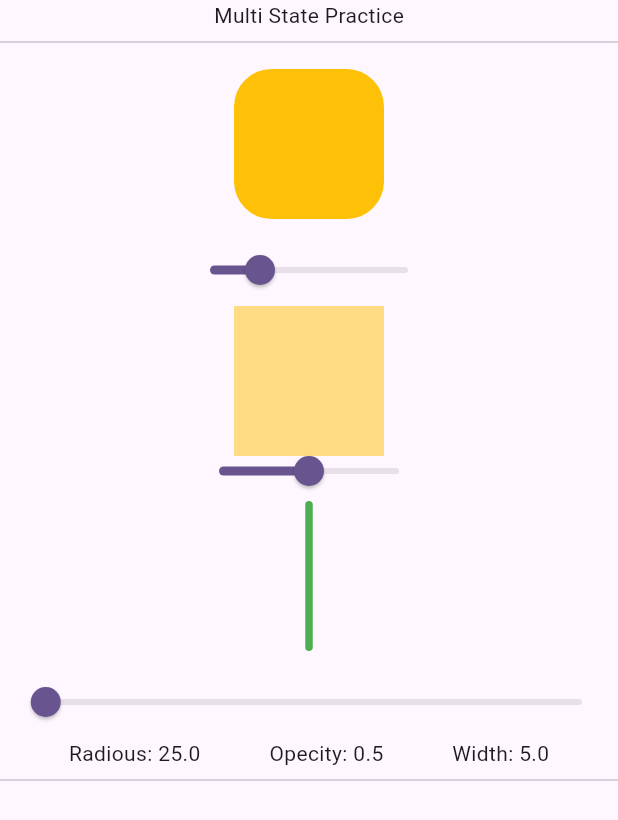
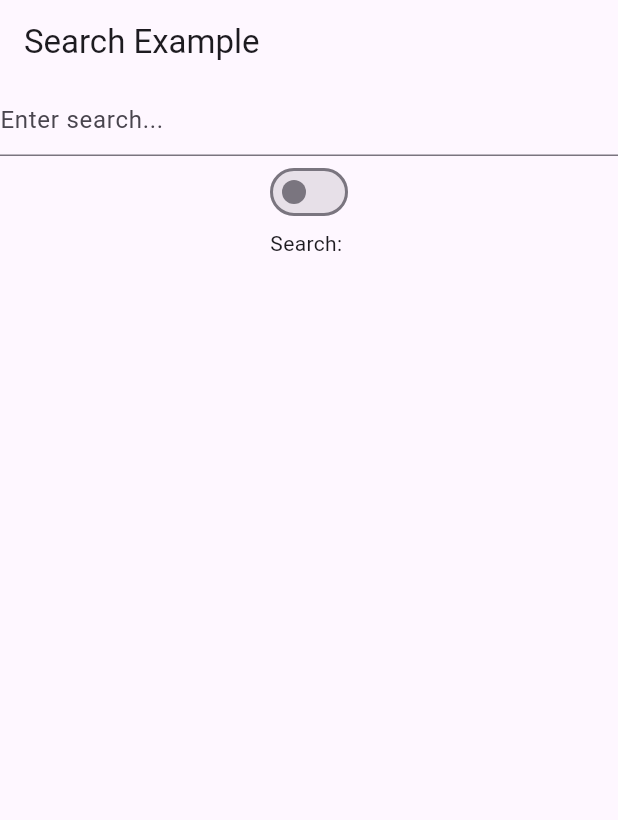
Before and after one commit to ammardev99/mypod, a Flutter app: the screen it shows after launch, on a phone screen of 412 x 824 dp. Shown: the top 820 px of the screen. Run offline on Flutter 3.47's test engine with Material 3 defaults, Android fonts, the phone set to English and light mode, and no system bars; our stand-ins replace flutter_riverpod.

Commit message:
5 StateNotifier multi state

```diff
--- a/lib/classes/class4/multi_practice.dart
+++ b/lib/classes/class4/multi_practice.dart
@@ -1,5 +1,4 @@
 // ignore_for_file: avoid_print
-
 import 'package:flutter/material.dart';
 import 'package:flutter_riverpod/flutter_riverpod.dart';
 import 'package:mypod/classes/data/model_bank.dart';
@@ -24,8 +23,8 @@ class MultiStatePractice extends ConsumerWidget {
                 final temp = ref.watch(
                   practiceP.select((state) => state.radious),
                 );
-                print("build Radious $temp");
-                final tempMaster = ref.read(practiceP.notifier);
+                final tempProvider = ref.read(practiceP.notifier);
+                print("build Radious ${temp.toStringAsFixed(0)}");
                 return Column(
                   children: [
                     // for radious
@@ -36,7 +35,9 @@ class MultiStatePractice extends ConsumerWidget {
                           height: 100,
                           decoration: BoxDecoration(
                             color: Colors.amber,
-                            borderRadius: BorderRadius.circular(temp),
+                            borderRadius: BorderRadius.circular(
+                              tempProvider.state.radious,
+                            ),
                           ),
                         ),
                         const SizedBox(height: 10), // or your gapBox(10)
@@ -47,7 +48,7 @@ class MultiStatePractice extends ConsumerWidget {
                             min: 0,
                             max: 99,
                             onChanged: (value) {
-                              tempMaster.state = tempMaster.state.copyWith(
+                              tempProvider.state = tempProvider.state.copyWith(
                                 radious: value,
                               );
                             },
@@ -59,12 +60,11 @@ class MultiStatePractice extends ConsumerWidget {
                 );
               },
             ),
-
             // opecity only
             Consumer(
               builder: (context, ref, child) {
                 final temp = ref.watch(practiceP.select((state) => state.opty));
-                print("build opecity $temp");
+                print("build opecity ${temp.toStringAsFixed(1)}");
                 final tempMaster = ref.read(practiceP.notifier);
                 return Column(
                   children: [
@@ -77,7 +77,6 @@ class MultiStatePractice extends ConsumerWidget {
                         borderRadius: BorderRadius.circular(temp),
                       ),
                     ),
-
                     SizedBox(
                       width: 120,
                       child: Slider(
@@ -100,10 +99,11 @@ class MultiStatePractice extends ConsumerWidget {
             gapBox(10),
             Consumer(
               builder: (context, ref, child) {
-                final tempWidth = ref.watch(practiceP.select((state) => state.xSide),);
+                final tempWidth = ref.watch(
+                  practiceP.select((state) => state.xSide),
+                );
                 final controller = ref.read(practiceP.notifier);
-                print("build width $tempWidth");
-
+                print("build width ${tempWidth.toStringAsFixed(1)}");
                 return Column(
                   children: [
                     Container(
@@ -131,6 +131,7 @@ class MultiStatePractice extends ConsumerWidget {
             ),
             Consumer(
               builder: (context, ref, child) {
+                print("build text");
                 return Row(
                   mainAxisAlignment: MainAxisAlignment.spaceEvenly,
                   children: [
--- /dev/null
+++ b/lib/classes/class5/multi_screen.dart
@@ -0,0 +1,51 @@
+// ignore_for_file: avoid_print
+
+import 'package:flutter/material.dart';
+import 'package:flutter_riverpod/flutter_riverpod.dart';
+import 'package:mypod/classes/class5/multi_s.dart';
+
+class MultiStateUI extends ConsumerWidget {
+  const MultiStateUI({super.key});
+
+  @override
+  Widget build(BuildContext context, WidgetRef ref) {
+    print("Build scaffold");
+
+    return Scaffold(
+      appBar: AppBar(title: Text("Search Example")),
+      body: Column(
+        children: [
+          TextField(
+            decoration: InputDecoration(hintText: "Enter search..."),
+            onChanged: (value) {
+              ref.read(searchSNPod.notifier).searchFnc(value);
+            },
+          ),
+          Consumer(
+            builder: (context, ref, child) {
+              print("Build Switch");
+              final isOffer = ref.watch(
+                searchSNPod.select((state) => state.getOffer),
+              );
+              return Switch(
+                value: isOffer,
+                onChanged: (value) {
+                  ref.read(searchSNPod.notifier).onChangeOffer(value);
+                },
+              );
+            },
+          ),
+          Consumer(
+            builder: (context, ref, child) {
+              final searchTemp = ref.watch(
+                searchSNPod.select((state) => state.searchItem),
+              ); // full model
+              print("Build Text");
+              return Text("Search: $searchTemp");
+            },
+          ),
+        ],
+      ),
+    );
+  }
+}
--- a/lib/main.dart
+++ b/lib/main.dart
@@ -1,6 +1,6 @@
 import 'package:flutter/material.dart';
 import 'package:flutter_riverpod/flutter_riverpod.dart';
-import 'package:mypod/classes/class4/multi_practice.dart';
+import 'package:mypod/classes/class5/multi_screen.dart';
 
 void main() {
   runApp(const MyApp());
@@ -20,7 +20,9 @@
         // home: SimpleProvider2(),
         // home: StateProviderLess(),
         // home: StateProviderFull(),
-        home: MultiStatePractice(),
+        // home: MultiStatePractice(), // c4
+        // home: PersonScreen() // c5 State notifier provider
+        home: MultiStateUI(), // c5 multi state notifier provider
       ),
     );
   }
```
Also changed, not shown: lib/classes/class5/multi_s.dart (added, +42 -0 lines), lib/classes/class5/person_screen.dart (added, +34 -0 lines), lib/classes/class5/provider_data.dart (added, +13 -0 lines).
